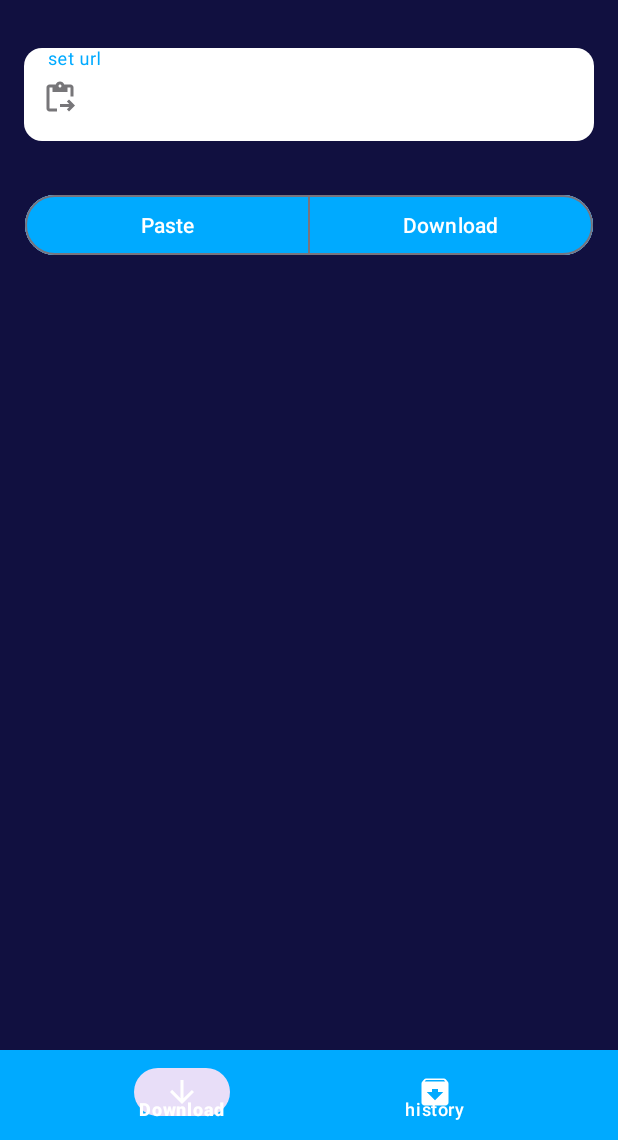
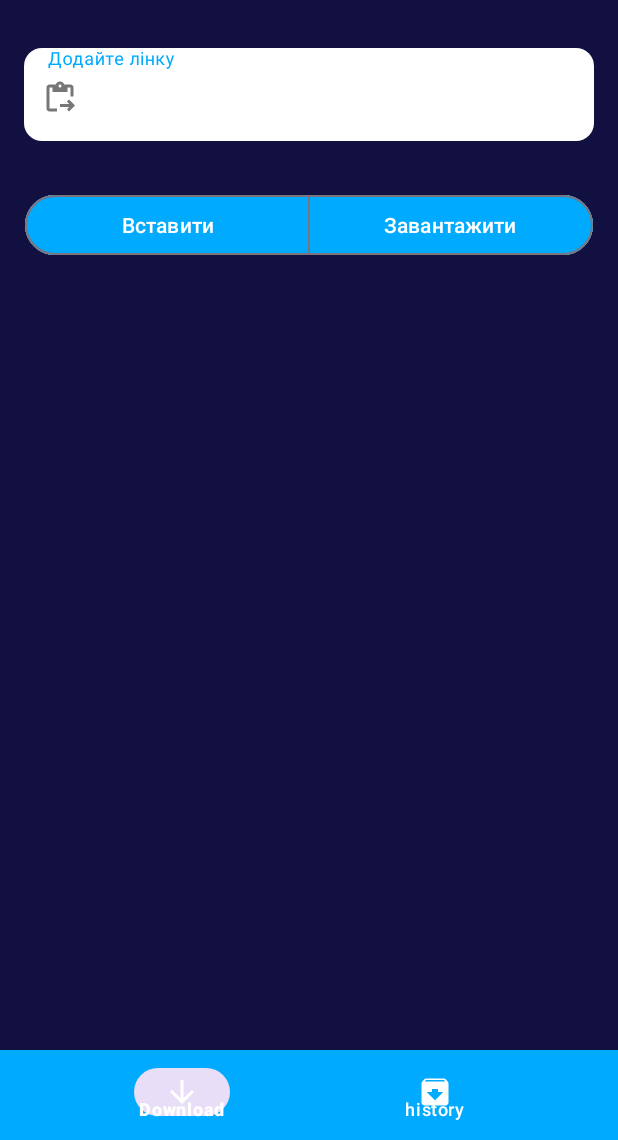
Before and after one commit to Ksnk-dm/TikTokDownloader, an Android app: the screen it shows after launch (MainActivity), on a phone screen of 412 x 824 dp, the part 96-1236 px from its top. Run offline under Robolectric (Android 15) with nearby library versions, the phone set to English and light mode, and no system bars; our stand-ins replace EventBus; libraries missing offline, so code that uses them is left out: by.kirich1409.viewbindingdelegate; 1 statement that could not run was skipped.

Commit message:
add new feat

```diff
--- a/app/src/main/java/com/ksnk/tiktokdownloader/ui/share/ShareFragment.kt
+++ b/app/src/main/java/com/ksnk/tiktokdownloader/ui/share/ShareFragment.kt
@@ -54,9 +54,8 @@ class ShareFragment : Fragment(R.layout.fragment_share) {
             type = SHARE_TYPE
             addFlags(Intent.FLAG_GRANT_READ_URI_PERMISSION)
         }
-        startActivity(Intent.createChooser(shareIntent, "Поделиться файлом через..."))
+        startActivity(Intent.createChooser(shareIntent, context?.getString(R.string.send_file_as)))
     }
-
 
     companion object {
         private const val COVER_FORMAT = ".webp"
--- a/app/src/main/res/layout/activity_main.xml
+++ b/app/src/main/res/layout/activity_main.xml
@@ -15,8 +15,10 @@
         app:defaultNavHost="true"
         app:layout_constraintBottom_toTopOf="@+id/bottomNavigationView"
         app:layout_constraintEnd_toEndOf="parent"
+        app:layout_constraintHorizontal_bias="0.0"
         app:layout_constraintStart_toStartOf="parent"
         app:layout_constraintTop_toTopOf="parent"
+        app:layout_constraintVertical_bias="0.0"
         app:navGraph="@navigation/nav_graph" />
 
     <com.google.android.material.bottomnavigation.BottomNavigationView
--- a/app/src/main/res/layout/fragment_download.xml
+++ b/app/src/main/res/layout/fragment_download.xml
@@ -1,7 +1,7 @@
 <?xml version="1.0" encoding="utf-8"?>
-<androidx.constraintlayout.widget.ConstraintLayout xmlns:android="http://schemas.android.com/apk/res/android"
+<androidx.constraintlayout.widget.ConstraintLayout
+    xmlns:android="http://schemas.android.com/apk/res/android"
     xmlns:app="http://schemas.android.com/apk/res-auto"
-    xmlns:tools="http://schemas.android.com/tools"
     android:background="@drawable/bg"
     android:layout_width="match_parent"
     android:layout_height="match_parent">
@@ -13,7 +13,6 @@
         android:background="@color/primary"
         android:minHeight="?attr/actionBarSize"
         android:theme="?attr/actionBarTheme"
-        android:tooltipText="@string/app_name"
         app:layout_constraintEnd_toEndOf="parent"
         app:layout_constraintStart_toStartOf="parent"
         app:layout_constraintTop_toTopOf="parent"
@@ -29,7 +28,7 @@
         android:layout_marginTop="32dp"
         android:layout_marginEnd="16dp"
         android:background="@drawable/rounded_corners"
-        android:hint="set url"
+        android:hint="@string/set_url"
         app:endIconContentDescription="test"
         app:endIconMode="custom"
         app:layout_constraintEnd_toEndOf="parent"
@@ -46,9 +45,7 @@
             android:drawableStart="@drawable/baseline_content_copy_24"
             android:textColor="@color/primary_dark"
             android:textColorHint="#00FAFAFA" />
-
     </com.google.android.material.textfield.TextInputLayout>
-
 
     <com.google.android.material.button.MaterialButtonToggleGroup
         android:id="@+id/toggleButton"
@@ -67,7 +64,7 @@
             android:layout_width="190dp"
             android:layout_height="wrap_content"
             android:backgroundTint="@color/primary"
-            android:text="Paste"
+            android:text="@string/paste"
             android:textColor="@color/white"
             app:iconTint="@color/white" />
 
@@ -77,9 +74,7 @@
             android:layout_width="190dp"
             android:layout_height="wrap_content"
             android:backgroundTint="@color/primary"
-            android:text="Download"
+            android:text="@string/download"
             android:textColor="@color/white" />
-
     </com.google.android.material.button.MaterialButtonToggleGroup>
-
 </androidx.constraintlayout.widget.ConstraintLayout>
--- a/app/src/main/res/layout/fragment_share.xml
+++ b/app/src/main/res/layout/fragment_share.xml
@@ -51,7 +51,7 @@
         android:layout_width="306dp"
         android:layout_height="46dp"
         android:layout_marginBottom="16dp"
-        android:text="Share"
+        android:text="@string/share"
         app:layout_constraintBottom_toBottomOf="parent"
         app:layout_constraintEnd_toEndOf="parent"
         app:layout_constraintStart_toStartOf="parent" />
--- a/app/src/main/res/values/strings.xml
+++ b/app/src/main/res/values/strings.xml
@@ -1,3 +1,9 @@
 <resources>
-    <string name="app_name">Tik TokDownloader</string>
+    <string name="app_name" translatable="false">Tik TokDownloader</string>
+
+    <string name="set_url">Додайте лінку</string>
+    <string name="paste">Вставити</string>
+    <string name="download">Завантажити</string>
+    <string name="share">Поділитися</string>
+    <string name="send_file_as">Відправити файл через:</string>
 </resources>
```
